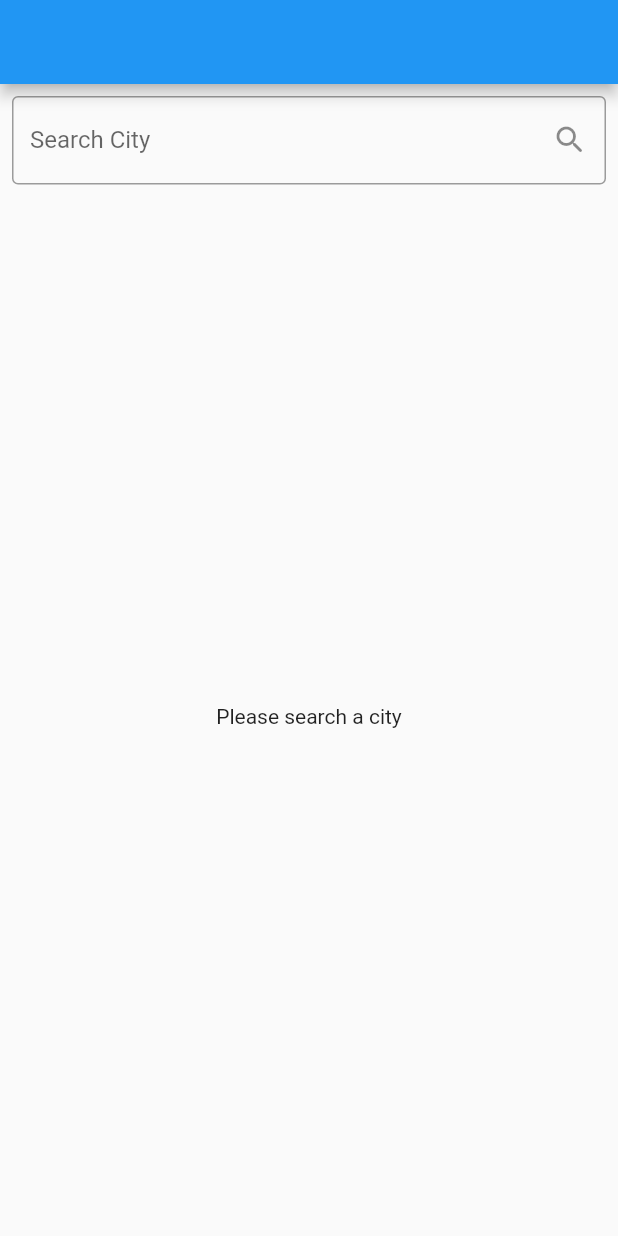
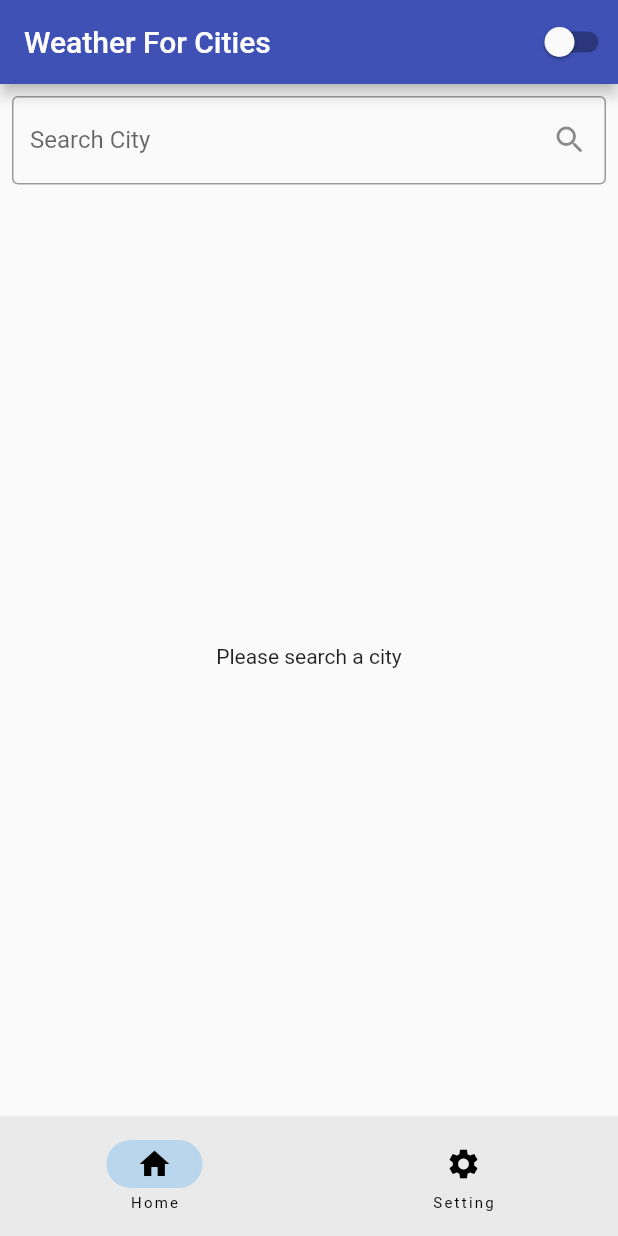
Before and after one commit to Gen-LJ/weather_app, a Flutter app: the screen it shows after launch, on a phone screen of 412 x 824 dp. Run offline on Flutter 3.47's test engine with Material 2 defaults, Android fonts, the phone set to English and light mode, and no system bars; our stand-ins replace cached_network_image, dio, flutter_riverpod, go_router, retrofit; generated files the repository leaves out were written again.

Commit message:
Weather Condition,Icon,Theme State,Provider,Theme apply & buttom Navigation with Go route done

```diff
--- /dev/null
+++ b/lib/common/const/route_list.dart
@@ -0,0 +1,32 @@
+import 'package:go_router/go_router.dart';
+
+import '../../feature/Setting/setting.dart';
+import '../../feature/current_weather/ui/screen/current_weather_screen.dart';
+import '../../feature/search_city/ui/screen/city_search_screen.dart';
+
+class RouteList{
+  static final routeList =
+    [
+      StatefulShellBranch(routes: [
+        GoRoute(path: '/',
+            builder: (context,routeState){
+              return const CitySearchScreen();
+            }),
+        GoRoute(path: '/current',
+            builder: (context,routeState){
+              final query = routeState.extra as Map;
+              return  CurrentWeatherScreen(
+                latitude: query['lati']!,
+                longitude: query['longi']!,
+                city: query['city']!,);
+            })
+      ]),
+      StatefulShellBranch(routes: [
+        GoRoute(path: '/setting',
+            builder: (context,routeState){
+              return SettingScreen();
+            })
+      ])
+    ]
+  ;
+}
--- /dev/null
+++ b/lib/common/widget/navigation_widget.dart
@@ -0,0 +1,27 @@
+
+import 'package:flutter/material.dart';
+import 'package:go_router/go_router.dart';
+
+class NavigationWidget extends StatelessWidget {
+  const NavigationWidget({
+    super.key, required this.shell,
+  });
+  final StatefulNavigationShell shell;
+
+  @override
+  Widget build(BuildContext context) {
+    return Scaffold(
+      body: shell,
+      bottomNavigationBar: NavigationBar(
+        selectedIndex: shell.currentIndex,
+        onDestinationSelected: (index){
+          shell.goBranch(index);
+        },
+        destinations: [
+          NavigationDestination(icon: Icon(Icons.home), label: 'Home'),
+          NavigationDestination(icon: Icon(Icons.settings), label: 'Setting'),
+        ],
+      ),
+    );
+  }
+}
--- a/lib/feature/search_city/ui/screen/city_search_screen.dart
+++ b/lib/feature/search_city/ui/screen/city_search_screen.dart
@@ -4,6 +4,8 @@ import 'package:riverpod_weather_app/feature/search_city/data/model/city_search_
 import 'package:riverpod_weather_app/feature/search_city/provider/city_search_provider.dart';
 import 'package:riverpod_weather_app/feature/search_city/provider/state/city_search_state.dart';
 import 'package:riverpod_weather_app/feature/search_city/ui/widget/city_list_widget.dart';
+import 'package:riverpod_weather_app/feature/theme/provider/theme_provider.dart';
+import 'package:riverpod_weather_app/feature/theme/provider/theme_state.dart';
 
 class CitySearchScreen extends ConsumerStatefulWidget {
   const CitySearchScreen({super.key});
@@ -19,9 +21,23 @@ class _CitySearchScreenState extends ConsumerState<CitySearchScreen> {
 
     CitySearchState citySearchState = ref.watch(citySearchProvider);
     CitySearchProvider provider = ref.read(citySearchProvider.notifier);
+    WeatherTheme weatherTheme = ref.watch(themeProvider);
+    ThemeNotifier weatherProvider = ref.read(themeProvider.notifier);
 
     return Scaffold(
-      appBar: AppBar(),
+      appBar: AppBar(
+        title: const Text('Weather For Cities'),
+        actions: [
+          Switch(value: (weatherTheme is DarkTheme), onChanged: (value){
+            if(value){
+              weatherProvider.changeTheme(DarkTheme());
+            }
+            else{
+              weatherProvider.changeTheme(LightTheme());
+            }
+          })
+        ],
+      ),
       body: Column(
         children: [
           Padding(
@@ -29,7 +45,7 @@ class _CitySearchScreenState extends ConsumerState<CitySearchScreen> {
             child: TextField(
               controller: _citySearchController,
               decoration: InputDecoration(
-                border: OutlineInputBorder(
+                border: const OutlineInputBorder(
 
                 ),
                 labelText: 'Search City',
@@ -37,13 +53,13 @@ class _CitySearchScreenState extends ConsumerState<CitySearchScreen> {
                   String city = _citySearchController.text.trim();
                   if(city.isEmpty){
                     ScaffoldMessenger.of(context)
-                        .showSnackBar(SnackBar(content: Text('Please enter a city')));
+                        .showSnackBar(const SnackBar(content: Text('Please enter a city')));
                   }
                   else{
                     provider.searchCity(city);
                   }
 
-                }, icon: Icon(Icons.search_rounded))
+                }, icon: const Icon(Icons.search_rounded))
               ),
             ),
           ),
@@ -55,10 +71,10 @@ class _CitySearchScreenState extends ConsumerState<CitySearchScreen> {
   Widget _citySearchResultWidget(CitySearchState citySearchState){
     return Center(
       child: switch(citySearchState){
-        CitySearchForm() => Text('Please search a city'),
-        CitySearchLoading() => CircularProgressIndicator(),
+        CitySearchForm() => const Text('Please search a city'),
+        CitySearchLoading() => const CircularProgressIndicator(),
         CitySearchSuccess( citySearchResult : CitySearchResult citySearchResult) => CityList(citySearchResult: citySearchResult),
-        CitySearchFailed(errorMessage : String error) => Text('error')
+        CitySearchFailed(errorMessage : String error) => const Text('error')
 
       },
     );
--- /dev/null
+++ b/lib/feature/theme/provider/theme_state.dart
@@ -0,0 +1,29 @@
+import 'package:flutter/material.dart';
+
+sealed class WeatherTheme{
+  ThemeData getTheme();
+}
+
+class LightTheme extends WeatherTheme{
+  @override
+  ThemeData getTheme() {
+    return ThemeData.light().copyWith(
+      appBarTheme: AppBarTheme(
+        backgroundColor: Colors.indigo
+      )
+    );
+  }
+}
+
+class DarkTheme extends WeatherTheme{
+  @override
+  ThemeData getTheme() {
+    return ThemeData.dark().copyWith(
+      switchTheme: SwitchThemeData(
+        thumbColor: MaterialStateProperty.resolveWith((states) => Colors.white),
+        trackColor: MaterialStateProperty.resolveWith((states) => Colors.grey)
+      )
+    );
+  }
+
+}
--- a/lib/main.dart
+++ b/lib/main.dart
@@ -1,35 +1,42 @@
+
+
 import 'package:flutter/material.dart';
 import 'package:flutter_riverpod/flutter_riverpod.dart';
 import 'package:go_router/go_router.dart';
-import 'package:riverpod_weather_app/feature/current_weather/ui/screen/current_weather_screen.dart';
-import 'package:riverpod_weather_app/feature/search_city/ui/screen/city_search_screen.dart';
+import 'package:riverpod_weather_app/feature/theme/provider/theme_provider.dart';
+import 'package:riverpod_weather_app/feature/theme/provider/theme_state.dart';
+
+import 'common/const/route_list.dart';
+import 'common/widget/navigation_widget.dart';
 
 void main() {
   runApp( ProviderScope(child: MyApp()));
 }
 
-class MyApp extends StatelessWidget {
+class MyApp extends ConsumerWidget {
    MyApp({super.key});
   final _router = GoRouter(
+    initialLocation: '/',
       routes: [
-      GoRoute(path: '/',
-      builder: (context,routeState){
-        return const CitySearchScreen();
-      }),
-        GoRoute(path: '/current',
-        builder: (context,routeState){
-          final query = routeState.extra as Map;
-          return  CurrentWeatherScreen(
-            latitude: query['lati']!,
-            longitude: query['longi']!,
-          city: query['city']!,);
-        })
+        StatefulShellRoute.indexedStack(
+          builder: (context,state,StatefulNavigationShell shell){
+            return NavigationWidget(shell: shell,);
+          },
+
+
+            branches: RouteList.routeList)
+
       ]);
 
   @override
-  Widget build(BuildContext context) {
+  Widget build(BuildContext context, WidgetRef ref) {
+    WeatherTheme weatherTheme = ref.watch(themeProvider);
     return MaterialApp.router(
+      debugShowCheckedModeBanner: false,
+      theme: weatherTheme.getTheme(),
       routerConfig: _router,
     );
   }
+
+
 }
```
Also changed, not shown: lib/feature/Setting/setting.dart (added, +15 -0 lines), lib/feature/theme/provider/theme_provider.dart (added, +17 -0 lines).
